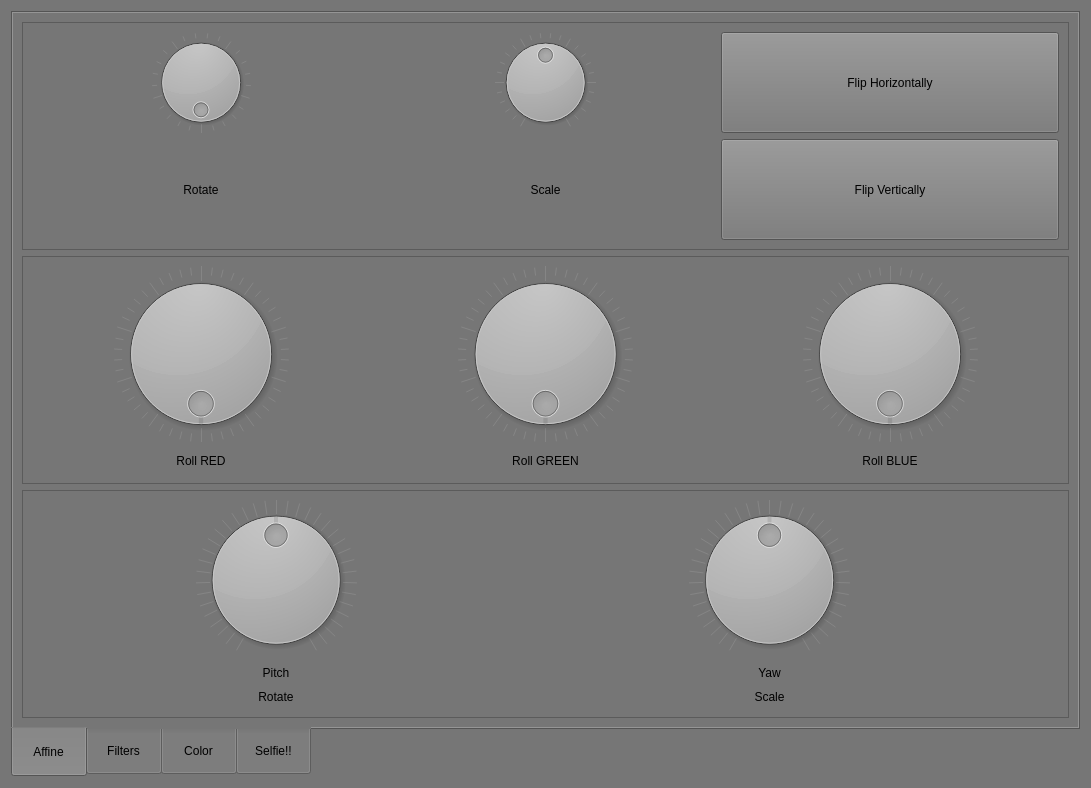
The window that App/ImageRIT/panel.ui (natedileas/ImageRIT) describes before a commit, drawn with Qt 5.
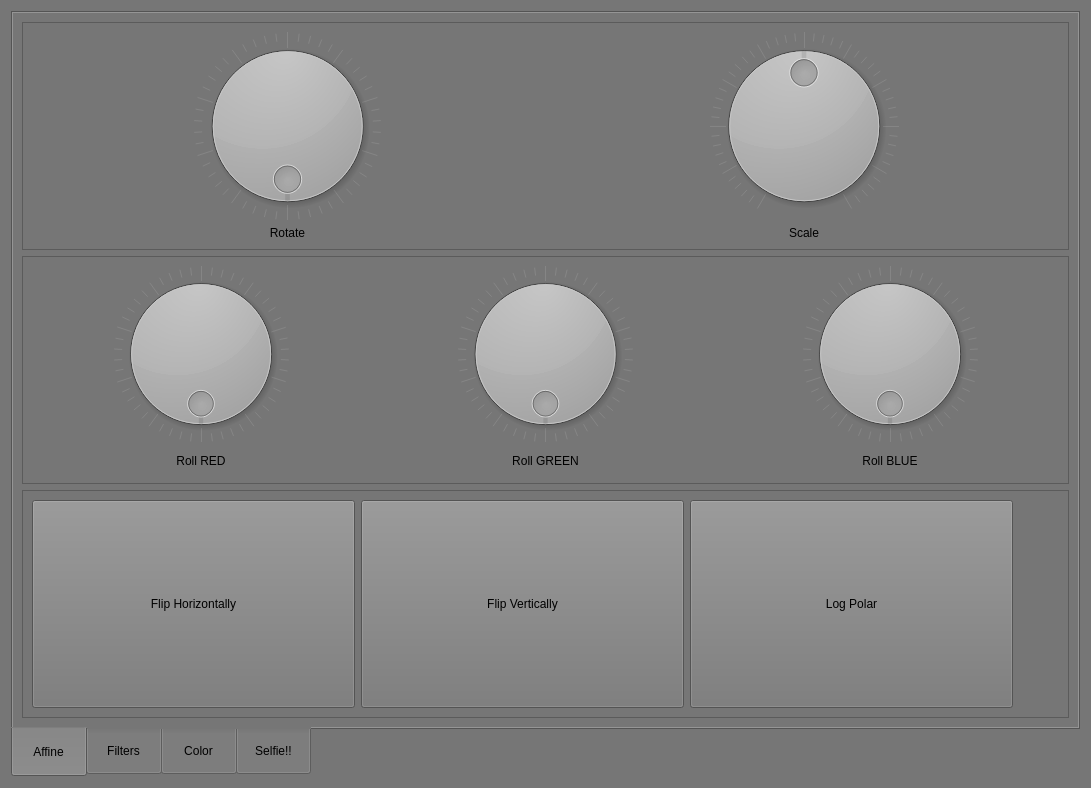
The same window after the commit. The open tabs and pages were chosen to show the change. Icons and pictures are not drawn.

Commit message: log/linear polar transform

```diff
--- a/App/ImageRIT/panel.ui
+++ b/App/ImageRIT/panel.ui
@@ -105,44 +105,6 @@
             </property>
            </widget>
           </item>
-          <item row="0" column="2">
-           <widget class="QPushButton" name="flip_h">
-            <property name="sizePolicy">
-             <sizepolicy hsizetype="Expanding" vsizetype="Expanding">
-              <horstretch>0</horstretch>
-              <verstretch>0</verstretch>
-             </sizepolicy>
-            </property>
-            <property name="text">
-             <string>Flip Horizontally</string>
-            </property>
-            <property name="checkable">
-             <bool>true</bool>
-            </property>
-            <property name="flat">
-             <bool>false</bool>
-            </property>
-           </widget>
-          </item>
-          <item row="1" column="2">
-           <widget class="QPushButton" name="flip_v">
-            <property name="sizePolicy">
-             <sizepolicy hsizetype="Expanding" vsizetype="Expanding">
-              <horstretch>0</horstretch>
-              <verstretch>0</verstretch>
-             </sizepolicy>
-            </property>
-            <property name="text">
-             <string>Flip Vertically</string>
-            </property>
-            <property name="checkable">
-             <bool>true</bool>
-            </property>
-            <property name="flat">
-             <bool>false</bool>
-            </property>
-           </widget>
-          </item>
           <item row="1" column="0">
            <widget class="QLabel" name="label_3">
             <property name="text">
@@ -283,96 +245,44 @@
          </property>
          <layout class="QGridLayout" name="gridLayout_7">
           <item row="1" column="1">
-           <widget class="QLabel" name="label_19">
+           <widget class="QPushButton" name="flip_v">
+            <property name="sizePolicy">
+             <sizepolicy hsizetype="Expanding" vsizetype="Expanding">
+              <horstretch>0</horstretch>
+              <verstretch>0</verstretch>
+             </sizepolicy>
+            </property>
             <property name="text">
-             <string>Yaw</string>
+             <string>Flip Vertically</string>
             </property>
-            <property name="alignment">
-             <set>Qt::AlignCenter</set>
+            <property name="checkable">
+             <bool>true</bool>
+            </property>
+            <property name="flat">
+             <bool>false</bool>
             </property>
            </widget>
           </item>
           <item row="1" column="0">
-           <widget class="QLabel" name="label_20">
-            <property name="text">
-             <string>Pitch</string>
-            </property>
-            <property name="alignment">
-             <set>Qt::AlignCenter</set>
-            </property>
-           </widget>
-          </item>
-          <item row="0" column="0">
-           <widget class="QDial" name="pitch">
+           <widget class="QPushButton" name="flip_h">
             <property name="sizePolicy">
              <sizepolicy hsizetype="Expanding" vsizetype="Expanding">
               <horstretch>0</horstretch>
               <verstretch>0</verstretch>
              </sizepolicy>
             </property>
-            <property name="minimum">
-             <number>-180</number>
+            <property name="text">
+             <string>Flip Horizontally</string>
             </property>
-            <property name="maximum">
-             <number>180</number>
-            </property>
-            <property name="singleStep">
-             <number>10</number>
-            </property>
-            <property name="wrapping">
-             <bool>false</bool>
-            </property>
-            <property name="notchesVisible">
+            <property name="checkable">
              <bool>true</bool>
             </property>
-           </widget>
-          </item>
-          <item row="0" column="1">
-           <widget class="QDial" name="yaw">
-            <property name="sizePolicy">
-             <sizepolicy hsizetype="Expanding" vsizetype="Expanding">
-              <horstretch>0</horstretch>
-              <verstretch>0</verstretch>
-             </sizepolicy>
-            </property>
-            <property name="minimum">
-             <number>-180</number>
-            </property>
-            <property name="maximum">
-             <number>180</number>
-            </property>
-            <property name="singleStep">
-             <number>10</number>
-            </property>
-            <property name="wrapping">
+            <property name="flat">
              <bool>false</bool>
             </property>
-            <property name="notchesVisible">
-             <bool>true</bool>
-            </property>
            </widget>
           </item>
-          <item row="2" column="0">
-           <widget class="QLabel" name="label_3">
-            <property name="text">
-             <string>Rotate</string>
-            </property>
-            <property name="alignment">
-             <set>Qt::AlignCenter</set>
-            </property>
-           </widget>
-          </item>
-          <item row="2" column="1">
-           <widget class="QLabel" name="label_6">
-            <property name="text">
-             <string>Scale</string>
-            </property>
-            <property name="alignment">
-             <set>Qt::AlignCenter</set>
-            </property>
-           </widget>
-          </item>
-          <item row="2" column="2">
+          <item row="1" column="3">
            <widget class="QPushButton" name="affinereset">
             <property name="sizePolicy">
              <sizepolicy hsizetype="Minimum" vsizetype="Minimum">
@@ -415,6 +325,22 @@
             </property>
            </widget>
           </item>
+          <item row="1" column="2">
+           <widget class="QPushButton" name="logpolar">
+            <property name="sizePolicy">
+             <sizepolicy hsizetype="Expanding" vsizetype="Expanding">
+              <horstretch>0</horstretch>
+              <verstretch>0</verstretch>
+             </sizepolicy>
+            </property>
+            <property name="text">
+             <string>Log Polar</string>
+            </property>
+            <property name="checkable">
+             <bool>true</bool>
+            </property>
+           </widget>
+          </item>
          </layout>
         </widget>
        </item>
```
Left out of the diff: 130 changed lines with no effect on the pictures. The commit also changes 3 other files.
